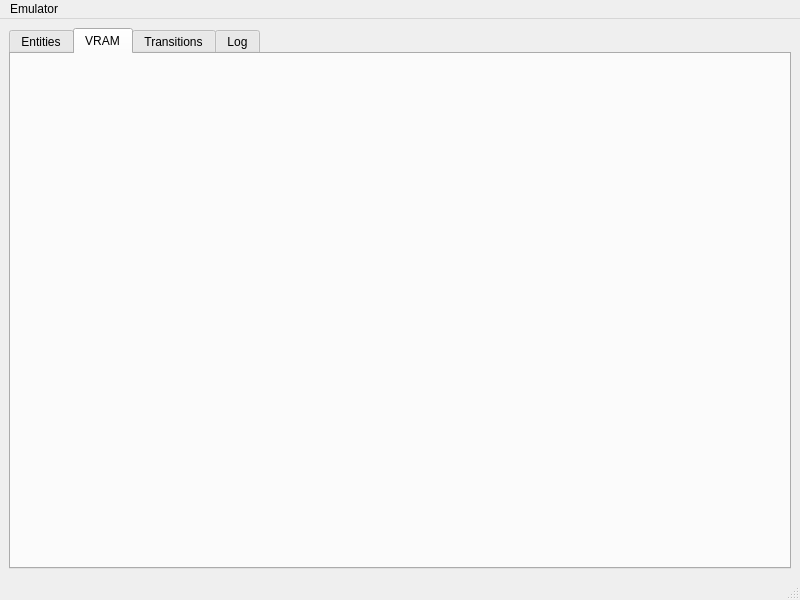
First picture: the form in mainwindow.ui, repository T4g1/TombaTools, before the edit.
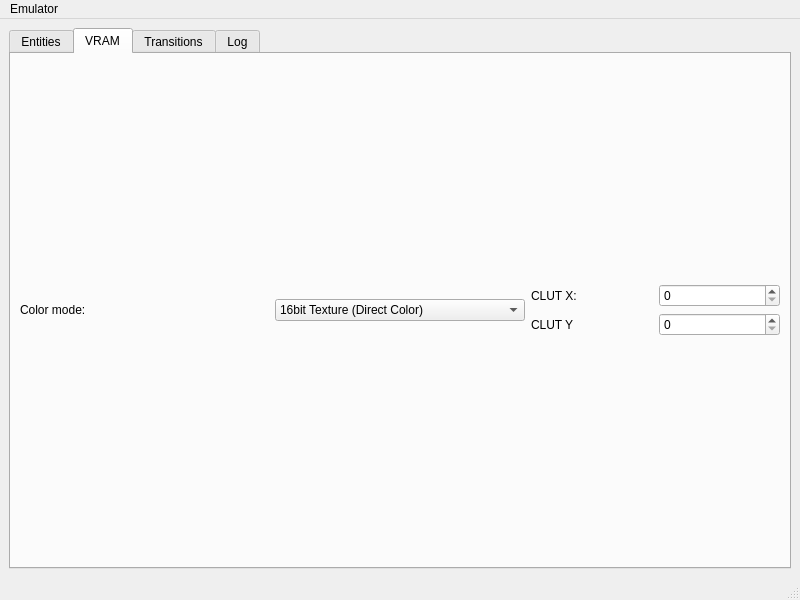
Second picture: the form after the edit. The open tabs and pages were chosen to show the change.

Commit message: [enh] Load VRAM and entities through BizHawk

Patch:
```diff
--- a/mainwindow.ui
+++ b/mainwindow.ui
@@ -62,11 +62,77 @@
        </attribute>
        <layout class="QVBoxLayout" name="verticalLayout">
         <item>
-         <widget class="QLabel" name="vram">
-          <property name="text">
-           <string/>
-          </property>
-         </widget>
+         <layout class="QHBoxLayout" name="vram_menu">
+          <item>
+           <widget class="QLabel" name="label">
+            <property name="text">
+             <string>Color mode:</string>
+            </property>
+           </widget>
+          </item>
+          <item>
+           <widget class="QComboBox" name="mode">
+            <item>
+             <property name="text">
+              <string>16bit Texture (Direct Color)</string>
+             </property>
+            </item>
+            <item>
+             <property name="text">
+              <string>8bit Texture (256 Color Palette)</string>
+             </property>
+            </item>
+            <item>
+             <property name="text">
+              <string>4bit Texture (16 Color Palette)</string>
+             </property>
+            </item>
+           </widget>
+          </item>
+          <item>
+           <layout class="QVBoxLayout" name="clut_layout">
+            <item>
+             <layout class="QHBoxLayout" name="clut_x_layout">
+              <item>
+               <widget class="QLabel" name="clut_x_label">
+                <property name="text">
+                 <string>CLUT X:</string>
+                </property>
+               </widget>
+              </item>
+              <item>
+               <widget class="QSpinBox" name="clut_x">
+                <property name="maximum">
+                 <number>2048</number>
+                </property>
+                <property name="singleStep">
+                 <number>16</number>
+                </property>
+               </widget>
+              </item>
+             </layout>
+            </item>
+            <item>
+             <layout class="QHBoxLayout" name="clut_y_layout">
+              <item>
+               <widget class="QLabel" name="clut_y_label">
+                <property name="text">
+                 <string>CLUT Y</string>
+                </property>
+               </widget>
+              </item>
+              <item>
+               <widget class="QSpinBox" name="clut_y">
+                <property name="maximum">
+                 <number>511</number>
+                </property>
+               </widget>
+              </item>
+             </layout>
+            </item>
+           </layout>
+          </item>
+         </layout>
         </item>
        </layout>
       </widget>
```
Left out of the diff: 2 changed lines with no effect on the pictures. The commit also changes 13 other files.
